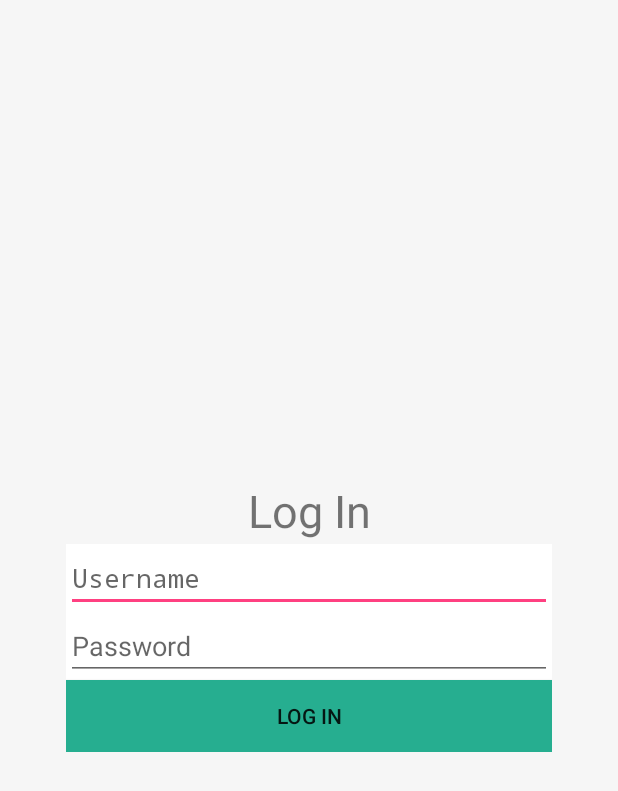
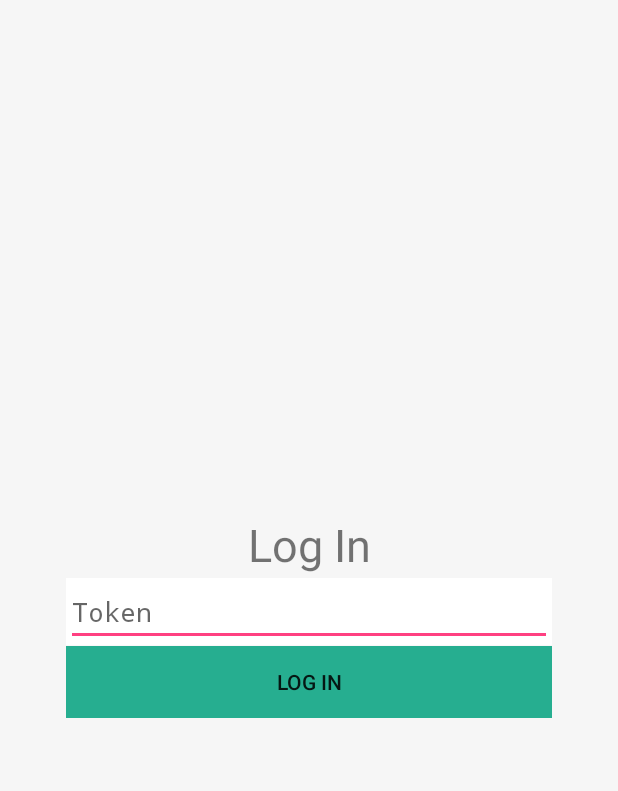
Before and after one commit to ITCrewMX/SignageMobile2, an Android app: the screen it shows after launch (LoginActivity), after a tap on "LOG IN", on a phone screen of 412 x 824 dp. Shown: the top 791 px of the screen. Run offline under Robolectric (Android 15) with nearby library versions, the phone set to English and light mode, and no system bars; our stand-ins replace Volley; libraries missing offline, so code that uses them is left out: com.loopj.android; network calls fail; 2 statements that could not run were skipped.

Commit message:
Cambios varios app
 - Cambios en login para funcionar con stoken
- Cambios campaña para agregar loopback
- cambios en librerias firebase a 11.0.1
-

```diff
--- a/app/build.gradle
+++ b/app/build.gradle
@@ -25,8 +25,8 @@ dependencies {
         exclude group: 'com.android.support', module: 'support-annotations'
     })
     compile 'com.android.support:appcompat-v7:25.3.1'
-    compile 'com.google.firebase:firebase-messaging:10.0.1'
-    compile 'com.google.firebase:firebase-core:10.0.1'
+    compile 'com.google.firebase:firebase-core:11.0.1'
+    compile 'com.google.firebase:firebase-messaging:11.0.1'
     compile 'com.android.volley:volley:1.0.0'
     compile 'com.android.support:design:25.3.1'
     compile 'com.android.support:support-v4:25.3.1'
--- a/app/src/main/AndroidManifest.xml
+++ b/app/src/main/AndroidManifest.xml
@@ -7,7 +7,8 @@
     <application
         android:allowBackup="true"
         android:icon="@mipmap/ic_launcher"
-        android:label="@string/app_name"
+        android:label=
+            "@string/app_name"
         android:roundIcon="@mipmap/ic_launcher_round"
         android:supportsRtl="true"
         android:theme="@style/AppTheme">
--- a/app/src/main/java/signage/itcrew/com/signagemobile2/Campaign.java
+++ b/app/src/main/java/signage/itcrew/com/signagemobile2/Campaign.java
@@ -77,6 +77,7 @@ public class Campaign extends AppCompatActivity {
             public void onPrepared(MediaPlayer mp) {
                 pDialog.dismiss();
                 videoView.start();
+                mp.setLooping(true);
             }
         });
     }
@@ -220,6 +221,7 @@ public class Campaign extends AppCompatActivity {
                                 public void onPrepared(MediaPlayer mp) {
                                     pDialog.dismiss();
                                     videoView.start();
+                                    mp.setLooping(true);
                                 }
                             });
                         }
--- a/app/src/main/java/signage/itcrew/com/signagemobile2/LoginActivity.java
+++ b/app/src/main/java/signage/itcrew/com/signagemobile2/LoginActivity.java
@@ -42,7 +42,7 @@ import com.loopj.android.http.*;
 
 public class LoginActivity extends AppCompatActivity {
 
-    private EditText user, password;
+    private EditText stoken;
     private ProgressDialog pDialog;
     private String jsonResponse, jsonmessage, jsonUser;
 
@@ -55,9 +55,10 @@ public class LoginActivity extends AppCompatActivity {
         setContentView(R.layout.activity_login);
 
         //Get values from textfields
-        user = (EditText) findViewById(R.id.username);
-        password = (EditText) findViewById(R.id.password);
-        password.setTransformationMethod(new PasswordTransformationMethod());
+        stoken = (EditText) findViewById(R.id.stoken);
+        //password = (EditText) findViewById(R.id.password);
+        //password.setTransformationMethod(new PasswordTransformationMethod());
+
 
         //Stablish a loading message
         pDialog = new ProgressDialog(this);
@@ -79,16 +80,16 @@ public class LoginActivity extends AppCompatActivity {
     @Override
     protected void onResume() {
         super.onResume();
-        user.getText().clear();
-        password.getText().clear();
+        stoken.getText().clear();
+
     }
 
     private void makeJSONObjectRequest(){
         showpDialog();
 
         //Establish url
-        //String url = "http://192.168.1.117:8080/Signage2.2/SignageResources/SignageRest/initSession";
-        String url = "http://10.0.2.2:8084/Signage2/SignageResources/SignageRest/initSession";
+        String url = "http://192.168.1.117:8080/Signage2.2/SignageResources/SignageRest/initSession";
+        //String url = "http://10.0.2.2:8084/Signage2/SignageResources/SignageRest/initSession";
 
 
         JSONObject content = new JSONObject();
@@ -96,16 +97,17 @@ public class LoginActivity extends AppCompatActivity {
         //Build Parameter
         try {
 
-            String encodedPwd = encodeMD5(password.getText().toString());
+            //String encodedPwd = encodeMD5(password.getText().toString());
             //byte[] encodeValue = Base64.encode(password.getText().toString().getBytes(), Base64.NO_WRAP);
-
-            content.put("usuario", user.getText().toString());
-            content.put("password", encodedPwd);
+            String pushtoken = FirebaseInstanceId.getInstance().getToken();
+            Log.w("push token: ", pushtoken);
+            content.put("stoken", stoken.getText().toString());
+            //content.put("password", encodedPwd);
             //content.put("password", new String(encodeValue));
             content.put("so", "Android");
-            content.put("tokenPush", "Android");
-            content.put("device", "Tablet Lenovo");
-            content.put("tokenDispositivo", "");
+            content.put("tokenPush", pushtoken);
+            content.put("device", "Device");
+            //content.put("tokenDispositivo", "");
         } catch(Exception e)
         {
             e.printStackTrace();
--- a/app/src/main/res/layout/activity_login.xml
+++ b/app/src/main/res/layout/activity_login.xml
@@ -5,7 +5,7 @@
     android:layout_width="match_parent"
     android:layout_height="match_parent"
     android:background="@color/gray"
-    tools:context="com.itcrew.signage.LoginActivity">
+    tools:context=".LoginActivity">
 
     <LinearLayout
         android:layout_width="match_parent"
@@ -43,25 +43,16 @@
                 android:orientation="vertical">
 
                 <EditText
-                    android:id="@+id/username"
+                    android:id="@+id/stoken"
                     android:layout_width="match_parent"
                     android:layout_height="wrap_content"
                     android:ems="10"
                     android:fontFamily="monospace"
-                    android:hint="@string/login_username_hint"
+                    android:hint="Token"
                     android:inputType="textPersonName"
                     tools:layout_editor_absoluteX="8dp"
                     tools:layout_editor_absoluteY="198dp" />
 
-                <EditText
-                    android:id="@+id/password"
-                    android:layout_width="match_parent"
-                    android:layout_height="wrap_content"
-                    android:ems="10"
-                    android:hint="@string/login_password_hint"
-                    android:inputType="textPassword"
-                    tools:layout_editor_absoluteX="8dp"
-                    tools:layout_editor_absoluteY="248dp" />
 
                 <Button
                     android:id="@+id/loginButton"
--- a/app/src/main/res/layout/activity_splash.xml
+++ b/app/src/main/res/layout/activity_splash.xml
@@ -4,7 +4,7 @@
     xmlns:tools="http://schemas.android.com/tools"
     android:layout_width="match_parent"
     android:layout_height="match_parent"
-    tools:context="com.itcrew.signage.Splash">
+    tools:context=".Splash">
 
 
     <ImageView
```
Also changed, not shown: app/src/main/res/layout/activity_campaign.xml (+1 -8 lines), app/src/main/res/drawable/bg1.jpg, app/src/main/res/drawable/firewatch_wp3.jpg, 14 other files.
